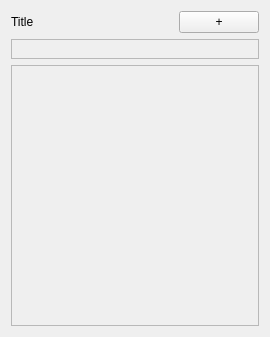
First picture: the form in gui/groupwidget.ui, repository schoebey/taskplanner, before the edit.
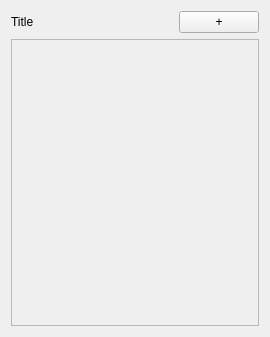
Second picture: the form after the edit. Custom widgets are drawn as their Qt base class.

What changed in the file:
```diff
--- a/gui/groupwidget.ui
+++ b/gui/groupwidget.ui
@@ -27,17 +27,6 @@
      </property>
     </widget>
    </item>
-   <item row="2" column="0" colspan="2">
-    <widget class="QFrame" name="frame">
-     <property name="frameShape">
-      <enum>QFrame::StyledPanel</enum>
-     </property>
-     <property name="frameShadow">
-      <enum>QFrame::Raised</enum>
-     </property>
-     <layout class="QVBoxLayout" name="verticalLayout_2"/>
-    </widget>
-   </item>
    <item row="0" column="1">
     <widget class="QPushButton" name="pAddTask">
      <property name="sizePolicy">
@@ -51,7 +40,7 @@
      </property>
     </widget>
    </item>
-   <item row="3" column="0" colspan="2">
+   <item row="2" column="0" colspan="2">
     <widget class="QScrollArea" name="scrollArea">
      <property name="widgetResizable">
       <bool>true</bool>
@@ -62,7 +51,7 @@
         <x>0</x>
         <y>0</y>
         <width>244</width>
-        <height>233</height>
+        <height>281</height>
        </rect>
       </property>
      </widget>
```
